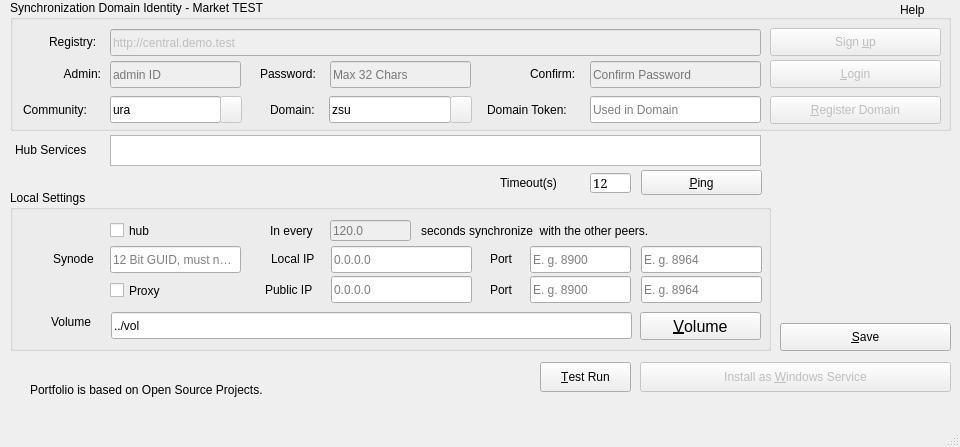
Qt form synode.py/src/synodepy3/form.ui (odys-z/semantic-jserv) before a commit.
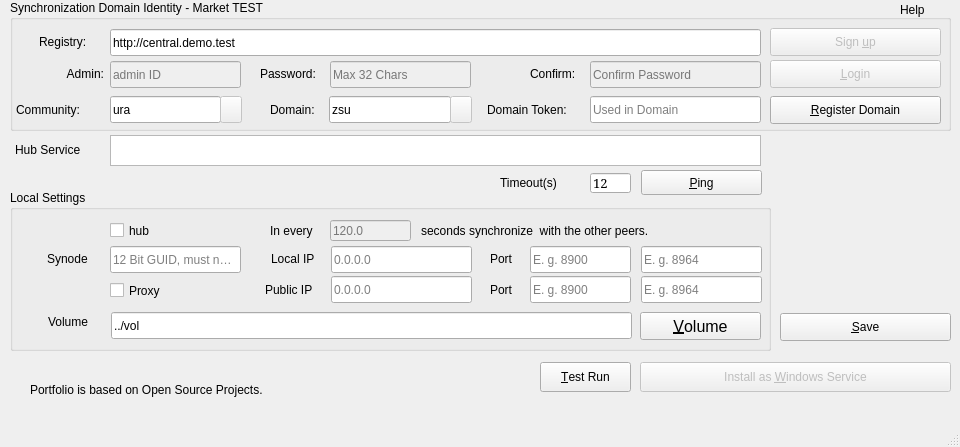
The same form after that commit. Icons and pictures are not drawn.

Diff of the .ui file:
```diff
--- a/synode.py/src/synodepy3/form.ui
+++ b/synode.py/src/synodepy3/form.ui
@@ -77,7 +77,7 @@
     <widget class="QLabel" name="lbCommunity">
      <property name="geometry">
       <rect>
-       <x>13</x>
+       <x>6</x>
        <y>100</y>
        <width>91</width>
        <height>20</height>
@@ -156,7 +156,7 @@
     <widget class="QLabel" name="lbAdminId">
      <property name="geometry">
       <rect>
-       <x>20</x>
+       <x>23</x>
        <y>64</y>
        <width>71</width>
        <height>20</height>
@@ -235,9 +235,9 @@
     <widget class="QLabel" name="lbRegfolder">
      <property name="geometry">
       <rect>
-       <x>39</x>
+       <x>29</x>
        <y>32</y>
-       <width>61</width>
+       <width>68</width>
        <height>20</height>
       </rect>
      </property>
@@ -247,7 +247,7 @@
     </widget>
     <widget class="QLineEdit" name="txtResroot">
      <property name="enabled">
-      <bool>false</bool>
+      <bool>true</bool>
      </property>
      <property name="geometry">
       <rect>
@@ -269,7 +269,7 @@
     </widget>
     <widget class="QPushButton" name="bCreateDomain">
      <property name="enabled">
-      <bool>false</bool>
+      <bool>true</bool>
      </property>
      <property name="geometry">
       <rect>
@@ -491,7 +491,7 @@
       <x>778</x>
       <y>141</y>
       <width>173</width>
-      <height>171</height>
+      <height>161</height>
      </rect>
     </property>
     <property name="maximumSize">
@@ -549,7 +549,7 @@
     <property name="geometry">
      <rect>
       <x>780</x>
-      <y>323</y>
+      <y>313</y>
       <width>171</width>
       <height>28</height>
      </rect>
@@ -653,7 +653,7 @@
      </rect>
     </property>
     <property name="text">
-     <string>Hub Services</string>
+     <string>Hub Service</string>
     </property>
    </widget>
    <widget class="QGroupBox" name="gboxLocal">
@@ -744,9 +744,9 @@
     <widget class="QLabel" name="lbVolume">
      <property name="geometry">
       <rect>
-       <x>41</x>
+       <x>38</x>
        <y>122</y>
-       <width>51</width>
+       <width>59</width>
        <height>19</height>
       </rect>
      </property>
@@ -757,9 +757,9 @@
     <widget class="QLabel" name="lbSynode">
      <property name="geometry">
       <rect>
-       <x>43</x>
+       <x>37</x>
        <y>59</y>
-       <width>51</width>
+       <width>56</width>
        <height>20</height>
       </rect>
      </property>
```
Left out of the diff: 4 changed lines with no effect on the pictures.
